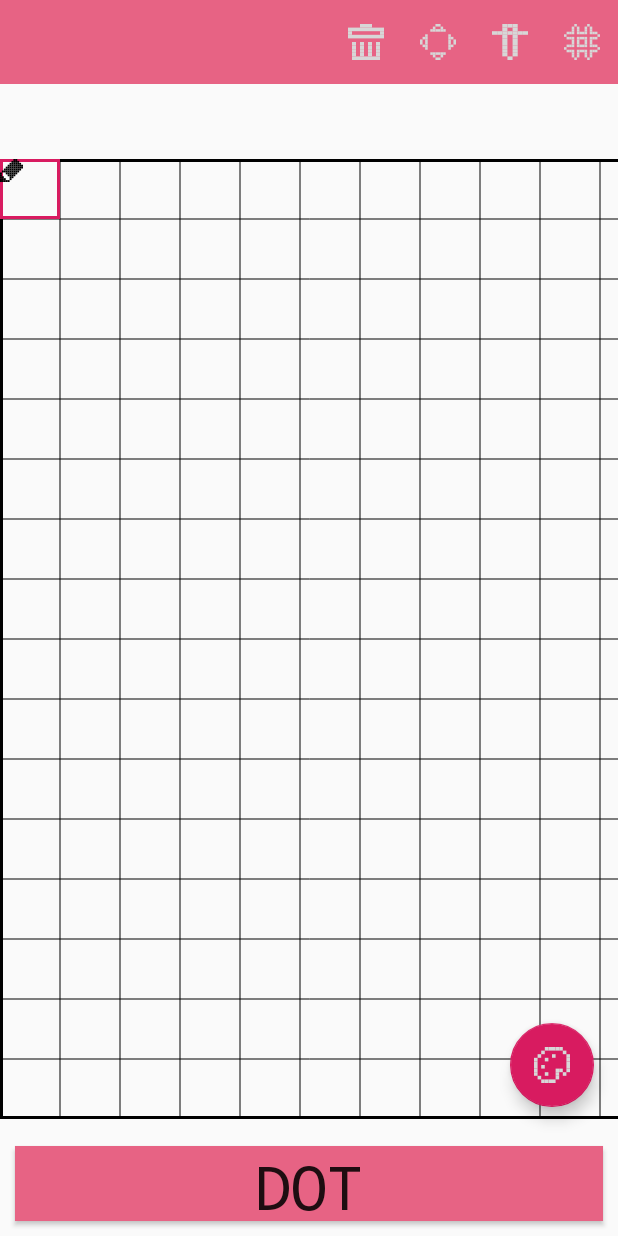
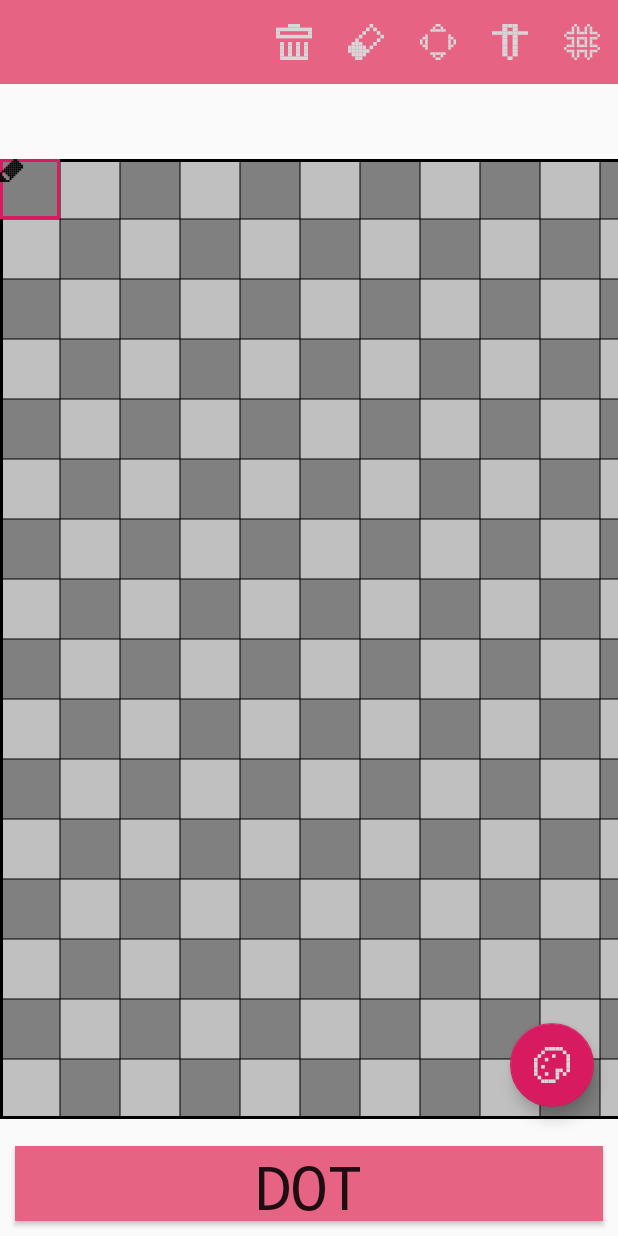
Before and after one commit to LoneStarFateZero/PixelCanvas, an Android app: the PaintActivity screen opened directly, with no data from a screen before it, after a tap on "Clear", on a phone screen of 412 x 824 dp. Run offline under Robolectric (Android 15) with nearby library versions, the phone set to English and light mode, and no system bars; libraries missing offline, so code that uses them is left out: cn.bmob.v3, net.margaritov.preference, org.litepal, org.litepal.crud; Roboto replaces fonts that are not available here; 1 statement that could not run was skipped.

Commit message:
初步完善头像及背景图片加载，增加橡皮擦功能

```diff
--- a/app/src/main/java/pers/lonestar/pixelcanvas/PixelApp.java
+++ b/app/src/main/java/pers/lonestar/pixelcanvas/PixelApp.java
@@ -3,10 +3,12 @@ package pers.lonestar.pixelcanvas;
 import org.litepal.LitePalApplication;
 
 import cn.bmob.v3.Bmob;
+import pers.lonestar.pixelcanvas.infostore.PixelUser;
 import pers.lonestar.pixelcanvas.utils.FontsUtils;
 
 public class PixelApp extends LitePalApplication {
     private static PixelApp instance;
+    public static PixelUser pixelUser;
 
     public static PixelApp getInstance() {
         return instance;
--- a/app/src/main/java/pers/lonestar/pixelcanvas/activity/MainActivity.java
+++ b/app/src/main/java/pers/lonestar/pixelcanvas/activity/MainActivity.java
@@ -6,6 +6,7 @@ import android.view.MenuItem;
 import android.view.View;
 import android.widget.TextView;
 
+import com.bumptech.glide.Glide;
 import com.google.android.material.navigation.NavigationView;
 
 import androidx.annotation.NonNull;
@@ -15,6 +16,7 @@ import androidx.appcompat.widget.Toolbar;
 import androidx.drawerlayout.widget.DrawerLayout;
 import cn.bmob.v3.BmobUser;
 import de.hdodenhof.circleimageview.CircleImageView;
+import pers.lonestar.pixelcanvas.PixelApp;
 import pers.lonestar.pixelcanvas.R;
 import pers.lonestar.pixelcanvas.infostore.PixelUser;
 
@@ -44,6 +46,7 @@ public class MainActivity extends AppCompatActivity {
 
     private void initView() {
         pixelUser = BmobUser.getCurrentUser(PixelUser.class);
+        PixelApp.pixelUser = pixelUser;
         drawerLayout = findViewById(R.id.main_drawerlayout);
         navigationView = findViewById(R.id.nav_view);
     }
@@ -76,6 +79,15 @@ public class MainActivity extends AppCompatActivity {
 
             @Override
             public void onDrawerOpened(@NonNull View drawerView) {
+                if (pixelUser.getAvatarUrl() == null) {
+                    Glide.with(MainActivity.this)
+                            .load(R.drawable.avatar)
+                            .into(avatar);
+                } else {
+                    Glide.with(MainActivity.this)
+                            .load(pixelUser.getAvatarUrl())
+                            .into(avatar);
+                }
             }
 
             @Override
--- a/app/src/main/java/pers/lonestar/pixelcanvas/activity/PaintActivity.java
+++ b/app/src/main/java/pers/lonestar/pixelcanvas/activity/PaintActivity.java
@@ -12,6 +12,7 @@ import android.view.MenuItem;
 import android.view.MotionEvent;
 import android.view.View;
 import android.widget.Button;
+import android.widget.FrameLayout;
 import android.widget.ImageView;
 import android.widget.Toast;
 
@@ -35,6 +36,7 @@ import androidx.drawerlayout.widget.DrawerLayout;
 import cn.bmob.v3.exception.BmobException;
 import cn.bmob.v3.listener.SaveListener;
 import pers.lonestar.pixelcanvas.R;
+import pers.lonestar.pixelcanvas.customview.BackgroundCanvas;
 import pers.lonestar.pixelcanvas.customview.BorderIndicator;
 import pers.lonestar.pixelcanvas.customview.LineCanvas;
 import pers.lonestar.pixelcanvas.customview.PixelCanvas;
@@ -48,6 +50,8 @@ public class PaintActivity extends AppCompatActivity {
     private LineCanvas lineCanvas;
     private PixelCanvas pixelCanvas;
     private StrokeCanvas strokeCanvas;
+    private BackgroundCanvas backgroundCanvas;
+    private FrameLayout pixelFramelayout;
     private ImageView pencil;
     private ImageView thumbnail;
     private BorderIndicator borderIndicator;
@@ -58,6 +62,7 @@ public class PaintActivity extends AppCompatActivity {
     private int pixelCount;
     private int pixelSize;
     private int pencilColor;
+    private boolean eraserStatus = false;
     private LitePalCanvas litePalCanvas;
 
     @Override
@@ -92,6 +97,9 @@ public class PaintActivity extends AppCompatActivity {
         switch (item.getItemId()) {
             case R.id.clearCanvas:
                 clearCanvas();
+                break;
+            case R.id.eraser:
+                setEraser();
                 break;
             case R.id.moveCanvas:
                 moveCanvas();
@@ -144,7 +152,7 @@ public class PaintActivity extends AppCompatActivity {
                 //thumbnail只会在抽屉滑动时初始化一次
                 if (thumbnail == null)
                     thumbnail = findViewById(R.id.thumbnail);
-                thumbnail.setImageBitmap(loadBitmapFromView(pixelCanvas));
+                thumbnail.setImageBitmap(loadBitmapFromView(pixelFramelayout));
             }
 
             @Override
@@ -265,6 +273,7 @@ public class PaintActivity extends AppCompatActivity {
                     @Override
                     public void onColorChanged(int color) {
                         pencilColor = color;
+                        pencil.setImageResource(R.drawable.ic_pencil);
                         pencil.setColorFilter(pencilColor, PorterDuff.Mode.MULTIPLY);
                     }
                 });
@@ -278,6 +287,11 @@ public class PaintActivity extends AppCompatActivity {
         Intent intent = getIntent();
         pixelCount = intent.getIntExtra("pixelCount", 16);
         pixelSize = ParameterUtils.canvasWidth / pixelCount;
+
+
+        //绘制画布背景
+        backgroundCanvas.setPixelCount(pixelCount);
+        backgroundCanvas.reDrawBackground();
 
         //绘制画布线条
         lineCanvas.setPixelCount(pixelCount);
@@ -296,6 +310,8 @@ public class PaintActivity extends AppCompatActivity {
         lineCanvas = findViewById(R.id.line_canvas);
         pixelCanvas = findViewById(R.id.pixel_canvas);
         strokeCanvas = findViewById(R.id.stroke_canvas);
+        backgroundCanvas = findViewById(R.id.background_canvas);
+        pixelFramelayout = findViewById(R.id.paint_framelayout);
         pencil = findViewById(R.id.draw_pencil);
         borderIndicator = findViewById(R.id.border);
         dotButton = findViewById(R.id.dot_button);
@@ -311,6 +327,22 @@ public class PaintActivity extends AppCompatActivity {
     private void clearCanvas() {
         ParameterUtils.pixelColor = new int[pixelCount][pixelCount];
         pixelCanvas.invalidate();
+    }
+
+    //橡皮擦
+    private void setEraser() {
+        //TODO
+        if (!eraserStatus) {
+            eraserStatus = true;
+            pencilColor = Color.TRANSPARENT;
+            pencil.setImageResource(R.drawable.ic_eraser);
+            pencil.setColorFilter(Color.WHITE, PorterDuff.Mode.MULTIPLY);
+        } else {
+            eraserStatus = false;
+            pencilColor = Color.WHITE;
+            pencil.setImageResource(R.drawable.ic_pencil);
+            pencil.setColorFilter(pencilColor, PorterDuff.Mode.MULTIPLY);
+        }
     }
 
     //取色
@@ -344,10 +376,13 @@ public class PaintActivity extends AppCompatActivity {
 
     //切换显示线条
     private void toggleLine() {
-        if (lineCanvas.getVisibility() == View.INVISIBLE)
+        if (lineCanvas.getVisibility() == View.INVISIBLE) {
+            backgroundCanvas.setVisibility(View.VISIBLE);
             lineCanvas.setVisibility(View.VISIBLE);
-        else
+        } else {
+            backgroundCanvas.setVisibility(View.INVISIBLE);
             lineCanvas.setVisibility(View.INVISIBLE);
+        }
     }
 
 
@@ -358,7 +393,7 @@ public class PaintActivity extends AppCompatActivity {
         Bitmap bmp = Bitmap.createBitmap(view.getWidth(), view.getHeight(), Bitmap.Config.ARGB_8888);
         Canvas c = new Canvas(bmp);
         c.drawColor(Color.WHITE);
-        view.layout(0, 0, view.getWidth(), view.getHeight());
+//        view.layout(0, 0, view.getWidth(), view.getHeight());
         view.draw(c);
         return bmp;
     }
--- a/app/src/main/java/pers/lonestar/pixelcanvas/activity/ProfileActivity.java
+++ b/app/src/main/java/pers/lonestar/pixelcanvas/activity/ProfileActivity.java
@@ -8,17 +8,21 @@ import com.bumptech.glide.request.RequestOptions;
 
 import androidx.appcompat.app.AppCompatActivity;
 import de.hdodenhof.circleimageview.CircleImageView;
+import pers.lonestar.pixelcanvas.PixelApp;
 import pers.lonestar.pixelcanvas.R;
+import pers.lonestar.pixelcanvas.infostore.PixelUser;
 import pers.lonestar.pixelcanvas.utils.BlurTransformation;
 
 public class ProfileActivity extends AppCompatActivity {
     private ImageView backgroundImg;
     private CircleImageView avatar;
+    private PixelUser pixelUser;
 
     @Override
     protected void onCreate(Bundle savedInstanceState) {
         super.onCreate(savedInstanceState);
         setContentView(R.layout.activity_profile);
+        pixelUser = PixelApp.pixelUser;
         initView();
         loadImg();
     }
@@ -29,9 +33,22 @@ public class ProfileActivity extends AppCompatActivity {
     }
 
     private void loadImg() {
-        Glide.with(this)
-                .load(getDrawable(R.drawable.avatar))
-                .apply(RequestOptions.bitmapTransform(new BlurTransformation(15, 1)))
-                .into(backgroundImg);
+        if (pixelUser.getAvatarUrl() == null) {
+            Glide.with(this)
+                    .load(R.drawable.avatar)
+                    .into(avatar);
+            Glide.with(this)
+                    .load(R.drawable.avatar)
+                    .apply(RequestOptions.bitmapTransform(new BlurTransformation(15, 1)))
+                    .into(backgroundImg);
+        } else {
+            Glide.with(this)
+                    .load(pixelUser.getAvatarUrl())
+                    .into(avatar);
+            Glide.with(this)
+                    .load(pixelUser.getAvatarUrl())
+                    .apply(RequestOptions.bitmapTransform(new BlurTransformation(15, 1)))
+                    .into(backgroundImg);
+        }
     }
 }
--- /dev/null
+++ b/app/src/main/java/pers/lonestar/pixelcanvas/customview/BackgroundCanvas.java
@@ -0,0 +1,82 @@
+package pers.lonestar.pixelcanvas.customview;
+
+import android.content.Context;
+import android.graphics.Canvas;
+import android.graphics.Color;
+import android.graphics.Paint;
+import android.util.AttributeSet;
+import android.view.View;
+
+import androidx.annotation.Nullable;
+import pers.lonestar.pixelcanvas.utils.ParameterUtils;
+
+public class BackgroundCanvas extends View {
+    private Paint whitePaint;
+    private Paint grayPaint;
+    private int pixelWidth;
+    private int pixelCount;
+
+    public BackgroundCanvas(Context context) {
+        super(context);
+    }
+
+    public BackgroundCanvas(Context context, @Nullable AttributeSet attrs) {
+        super(context, attrs);
+    }
+
+    public BackgroundCanvas(Context context, @Nullable AttributeSet attrs, int defStyleAttr) {
+        super(context, attrs, defStyleAttr);
+    }
+
+    public BackgroundCanvas(Context context, @Nullable AttributeSet attrs, int defStyleAttr, int defStyleRes) {
+        super(context, attrs, defStyleAttr, defStyleRes);
+    }
+
+    @Override
+    protected void onDraw(Canvas canvas) {
+        super.onDraw(canvas);
+        //初始化背景画笔
+        if (whitePaint == null || grayPaint == null)
+            iniPaint();
+        Paint tmpPaint;
+        for (int i = 0; i < pixelCount; i++) {
+            for (int j = 0; j < pixelCount; j++) {
+                if ((i & 1) == 1) {
+                    if ((j & 1) == 1)
+                        tmpPaint = grayPaint;
+                    else
+                        tmpPaint = whitePaint;
+                } else {
+                    if ((j & 1) == 1)
+                        tmpPaint = whitePaint;
+                    else
+                        tmpPaint = grayPaint;
+                }
+                canvas.drawRect(j * pixelWidth, i * pixelWidth, (j + 1) * pixelWidth, (i + 1) * pixelWidth, tmpPaint);
+            }
+        }
+    }
+
+    @Override
+    protected void onMeasure(int widthMeasureSpec, int heightMeasureSpec) {
+        setMeasuredDimension(ParameterUtils.canvasWidth, ParameterUtils.canvasWidth);
+    }
+
+    public void setPixelCount(int pixelCount) {
+        this.pixelCount = pixelCount;
+    }
+
+    public void reDrawBackground() {
+        invalidate();
+    }
+
+    private void iniPaint() {
+        pixelWidth = ParameterUtils.canvasWidth / pixelCount;
+        whitePaint = new Paint();
+        whitePaint.setColor(Color.rgb(192, 192, 192));
+        whitePaint.setStyle(Paint.Style.FILL_AND_STROKE);
+        grayPaint = new Paint();
+        grayPaint.setColor(Color.rgb(128, 128, 128));
+        grayPaint.setStyle(Paint.Style.FILL_AND_STROKE);
+    }
+}
--- /dev/null
+++ b/app/src/main/res/drawable/ic_eraser.xml
@@ -0,0 +1,99 @@
+<vector android:height="24dp"
+    android:viewportHeight="10"
+    android:viewportWidth="10"
+    android:width="24dp"
+    xmlns:android="http://schemas.android.com/apk/res/android">
+    <path
+        android:fillColor="#D7D7D7"
+        android:pathData="M6,0h1v1h-1z" />
+    <path
+        android:fillColor="#D7D7D7"
+        android:pathData="M5,1h1v1h-1z" />
+    <path
+        android:fillColor="#D7D7D7"
+        android:pathData="M7,1h1v1h-1z" />
+    <path
+        android:fillColor="#D7D7D7"
+        android:pathData="M4,2h1v1h-1z" />
+    <path
+        android:fillColor="#D7D7D7"
+        android:pathData="M8,2h1v1h-1z" />
+    <path
+        android:fillColor="#D7D7D7"
+        android:pathData="M3,3h1v1h-1z" />
+    <path
+        android:fillColor="#D7D7D7"
+        android:pathData="M9,3h1v1h-1z" />
+    <path
+        android:fillColor="#D7D7D7"
+        android:pathData="M2,4h1v1h-1z" />
+    <path
+        android:fillColor="#D7D7D7"
+        android:pathData="M8,4h1v1h-1z" />
+    <path
+        android:fillColor="#D7D7D7"
+        android:pathData="M1,5h1v1h-1z" />
+    <path
+        android:fillColor="#D7D7D7"
+        android:pathData="M2,5h1v1h-1z" />
+    <path
+        android:fillColor="#D7D7D7"
+        android:pathData="M3,5h1v1h-1z" />
+    <path
+        android:fillColor="#D7D7D7"
+        android:pathData="M7,5h1v1h-1z" />
+    <path
+        android:fillColor="#D7D7D7"
+        android:pathData="M0,6h1v1h-1z" />
+    <path
+        android:fillColor="#D7D7D7"
+        android:pathData="M1,6h1v1h-1z" />
+    <path
+        android:fillColor="#D7D7D7"
+        android:pathData="M2,6h1v1h-1z" />
+    <path
+        android:fillColor="#D7D7D7"
+        android:pathData="M3,6h1v1h-1z" />
+    <path
+        android:fillColor="#D7D7D7"
+        android:pathData="M4,6h1v1h-1z" />
+    <path
+        android:fillColor="#D7D7D7"
+        android:pathData="M6,6h1v1h-1z" />
+    <path
+        android:fillColor="#D7D7D7"
+        android:pathData="M0,7h1v1h-1z" />
+    <path
+        android:fillColor="#D7D7D7"
+        android:pathData="M1,7h1v1h-1z" />
+    <path
+        android:fillColor="#D7D7D7"
+        android:pathData="M2,7h1v1h-1z" />
+    <path
+        android:fillColor="#D7D7D7"
+        android:pathData="M3,7h1v1h-1z" />
+    <path
+        android:fillColor="#D7D7D7"
+        android:pathData="M4,7h1v1h-1z" />
+    <path
+        android:fillColor="#D7D7D7"
+        android:pathData="M5,7h1v1h-1z" />
+    <path
+        android:fillColor="#D7D7D7"
+        android:pathData="M1,8h1v1h-1z" />
+    <path
+        android:fillColor="#D7D7D7"
+        android:pathData="M2,8h1v1h-1z" />
+    <path
+        android:fillColor="#D7D7D7"
+        android:pathData="M3,8h1v1h-1z" />
+    <path
+        android:fillColor="#D7D7D7"
+        android:pathData="M4,8h1v1h-1z" />
+    <path
+        android:fillColor="#D7D7D7"
+        android:pathData="M2,9h1v1h-1z" />
+    <path
+        android:fillColor="#D7D7D7"
+        android:pathData="M3,9h1v1h-1z" />
+</vector>
--- a/app/src/main/res/layout/activity_paint.xml
+++ b/app/src/main/res/layout/activity_paint.xml
@@ -1,7 +1,7 @@
 <?xml version="1.0" encoding="utf-8"?>
 <androidx.drawerlayout.widget.DrawerLayout xmlns:android="http://schemas.android.com/apk/res/android"
+    xmlns:app="http://schemas.android.com/apk/res-auto"
     android:id="@+id/paint_drawer"
-    xmlns:app="http://schemas.android.com/apk/res-auto"
     android:layout_width="match_parent"
     android:layout_height="match_parent">
 
@@ -22,6 +22,11 @@
             android:layout_below="@+id/paint_toolbar"
             android:layout_centerHorizontal="true"
             android:layout_marginTop="50dp">
+
+            <pers.lonestar.pixelcanvas.customview.BackgroundCanvas
+                android:id="@+id/background_canvas"
+                android:layout_width="wrap_content"
+                android:layout_height="wrap_content" />
 
             <pers.lonestar.pixelcanvas.customview.PixelCanvas
                 android:id="@+id/pixel_canvas"
--- a/app/src/main/res/layout/activity_profile.xml
+++ b/app/src/main/res/layout/activity_profile.xml
@@ -28,8 +28,7 @@
                 android:id="@+id/profile_avatar"
                 android:layout_width="100dp"
                 android:layout_height="100dp"
-                android:layout_gravity="center"
-                android:src="@drawable/avatar" />
+                android:layout_gravity="center" />
 
             <androidx.appcompat.widget.Toolbar
                 android:id="@+id/profile_toolbar"
--- a/app/src/main/res/layout/nav_header.xml
+++ b/app/src/main/res/layout/nav_header.xml
@@ -9,8 +9,7 @@
         android:id="@+id/nav_avatar"
         android:layout_width="80dp"
         android:layout_height="80dp"
-        android:layout_centerInParent="true"
-        android:src="@drawable/avatar" />
+        android:layout_centerInParent="true" />
 
     <TextView
         android:id="@+id/nav_nickname"
--- a/app/src/main/res/menu/paint_toolbar_menu.xml
+++ b/app/src/main/res/menu/paint_toolbar_menu.xml
@@ -5,6 +5,11 @@
         android:id="@+id/clearCanvas"
         android:icon="@drawable/ic_clear"
         android:title="Clear"
+        app:showAsAction="always" />
+    <item
+        android:id="@+id/eraser"
+        android:icon="@drawable/ic_eraser"
+        android:title="Eraser"
         app:showAsAction="always" />
     <item
         android:id="@+id/moveCanvas"
```
